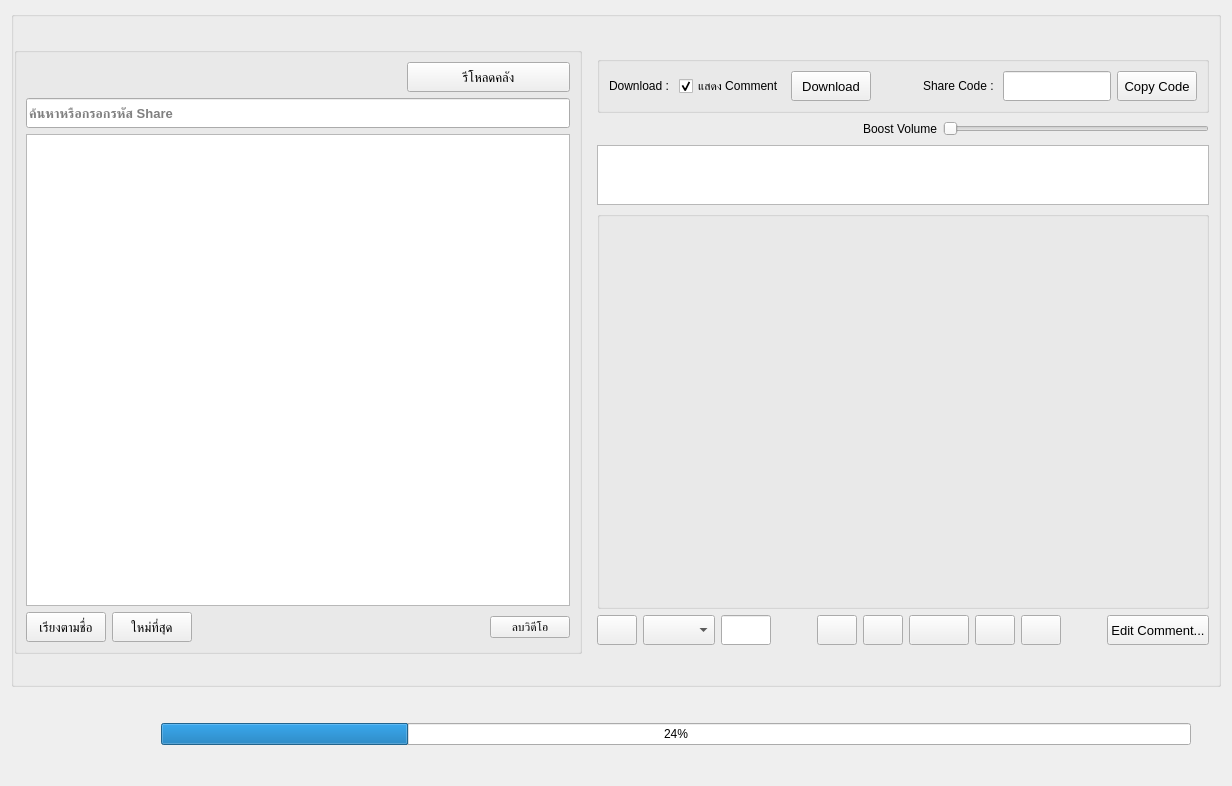
Old version of the form interface/UkoreShotPage.ui in the repository tonmaiart/UkoreShot.
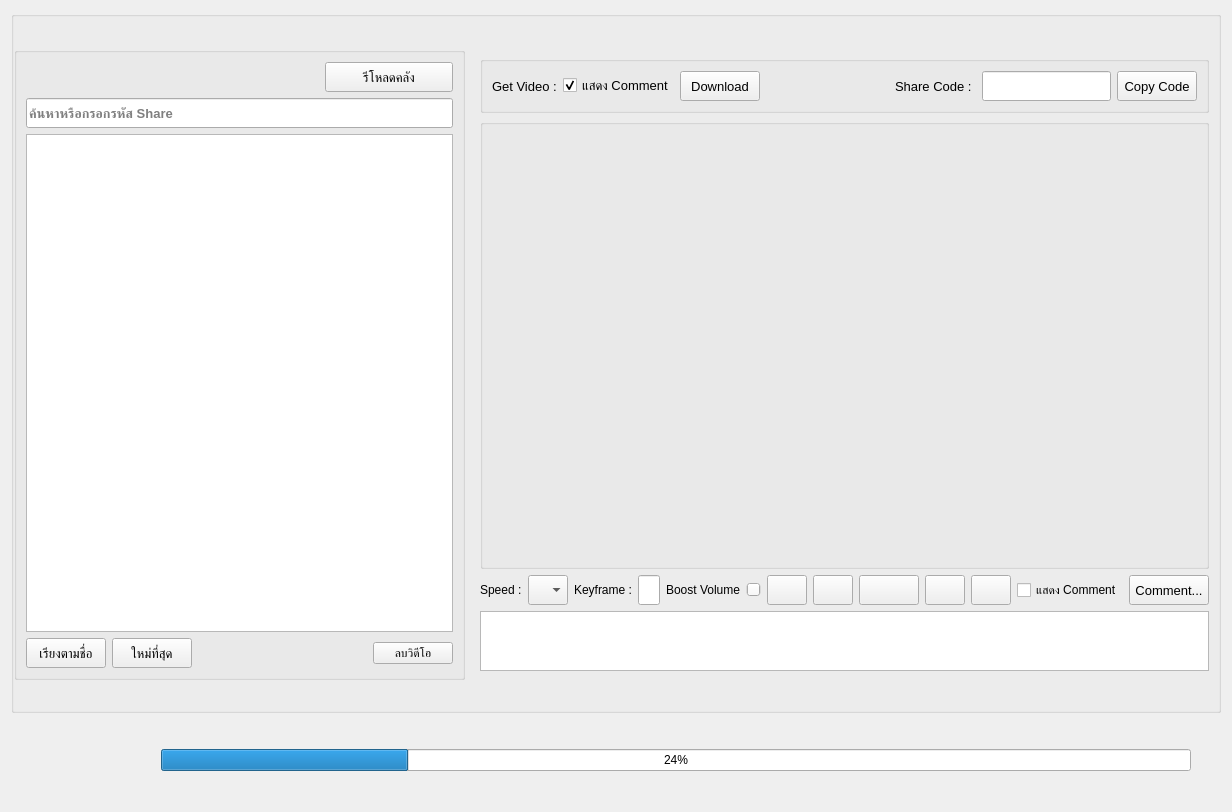
New version of the form.

```diff
--- a/interface/UkoreShotPage.ui
+++ b/interface/UkoreShotPage.ui
@@ -7,7 +7,7 @@
     <x>0</x>
     <y>0</y>
     <width>1232</width>
-    <height>786</height>
+    <height>812</height>
    </rect>
   </property>
   <property name="windowTitle">
@@ -19,7 +19,7 @@
      <property name="title">
       <string/>
      </property>
-     <layout class="QGridLayout" name="gridLayout_5">
+     <layout class="QGridLayout" name="gridLayout_5" columnstretch="2,1">
       <property name="leftMargin">
        <number>0</number>
       </property>
@@ -35,6 +35,19 @@
       <item row="0" column="1">
        <widget class="QWidget" name="widget_3" native="true">
         <layout class="QGridLayout" name="gridLayout_2">
+         <item row="2" column="0">
+          <widget class="QPlainTextEdit" name="plainTextEdit_comment">
+           <property name="maximumSize">
+            <size>
+             <width>16777215</width>
+             <height>60</height>
+            </size>
+           </property>
+           <property name="readOnly">
+            <bool>true</bool>
+           </property>
+          </widget>
+         </item>
          <item row="0" column="0">
           <widget class="QGroupBox" name="groupBox_5">
            <property name="title">
@@ -59,6 +72,11 @@
             </item>
             <item row="0" column="1">
              <widget class="QCheckBox" name="checkBox_display_comment_download">
+              <property name="font">
+               <font>
+                <pointsize>10</pointsize>
+               </font>
+              </property>
               <property name="text">
                <string>แสดง Comment</string>
               </property>
@@ -87,6 +105,11 @@
             </item>
             <item row="0" column="4">
              <widget class="QLabel" name="label_2">
+              <property name="font">
+               <font>
+                <pointsize>10</pointsize>
+               </font>
+              </property>
               <property name="text">
                <string>Share Code : </string>
               </property>
@@ -125,8 +148,13 @@
             </item>
             <item row="0" column="0">
              <widget class="QLabel" name="label_3">
+              <property name="font">
+               <font>
+                <pointsize>10</pointsize>
+               </font>
+              </property>
               <property name="text">
-               <string>Download : </string>
+               <string>Get Video :</string>
               </property>
              </widget>
             </item>
@@ -134,57 +162,7 @@
           </widget>
          </item>
          <item row="1" column="0">
-          <layout class="QHBoxLayout" name="horizontalLayout_4">
-           <item>
-            <spacer name="horizontalSpacer_7">
-             <property name="orientation">
-              <enum>Qt::Horizontal</enum>
-             </property>
-             <property name="sizeHint" stdset="0">
-              <size>
-               <width>40</width>
-               <height>20</height>
-              </size>
-             </property>
-            </spacer>
-           </item>
-           <item>
-            <widget class="QLabel" name="label">
-             <property name="text">
-              <string>Boost Volume</string>
-             </property>
-            </widget>
-           </item>
-           <item>
-            <widget class="QSlider" name="horizontalSlider_boost_volume">
-             <property name="minimum">
-              <number>100</number>
-             </property>
-             <property name="maximum">
-              <number>300</number>
-             </property>
-             <property name="orientation">
-              <enum>Qt::Horizontal</enum>
-             </property>
-            </widget>
-           </item>
-          </layout>
-         </item>
-         <item row="2" column="0">
           <layout class="QVBoxLayout" name="verticalLayout_3">
-           <item>
-            <widget class="QPlainTextEdit" name="plainTextEdit_comment">
-             <property name="maximumSize">
-              <size>
-               <width>16777215</width>
-               <height>60</height>
-              </size>
-             </property>
-             <property name="readOnly">
-              <bool>true</bool>
-             </property>
-            </widget>
-           </item>
            <item>
             <layout class="QVBoxLayout" name="verticalLayout_2" stretch="10,0">
              <item>
@@ -197,15 +175,9 @@
              <item>
               <layout class="QHBoxLayout" name="horizontalLayout_6">
                <item>
-                <widget class="QPushButton" name="pushButton_show_comment_toggle">
-                 <property name="minimumSize">
-                  <size>
-                   <width>40</width>
-                   <height>30</height>
-                  </size>
-                 </property>
+                <widget class="QLabel" name="label_4">
                  <property name="text">
-                  <string/>
+                  <string>Speed :</string>
                  </property>
                 </widget>
                </item>
@@ -219,6 +191,13 @@
                  </property>
                 </widget>
                </item>
+               <item>
+                <widget class="QLabel" name="label_5">
+                 <property name="text">
+                  <string>Keyframe :</string>
+                 </property>
+                </widget>
+               </item>
                <item>
                 <widget class="QLineEdit" name="lineEdit_keyframe">
                  <property name="minimumSize">
@@ -248,6 +227,26 @@
                  </property>
                 </spacer>
                </item>
+               <item>
+                <widget class="QLabel" name="label">
+                 <property name="text">
+                  <string>Boost Volume</string>
+                 </property>
+                </widget>
+               </item>
+               <item>
+                <widget class="QSlider" name="horizontalSlider_boost_volume">
+                 <property name="minimum">
+                  <number>100</number>
+                 </property>
+                 <property name="maximum">
+                  <number>300</number>
+                 </property>
+                 <property name="orientation">
+                  <enum>Qt::Horizontal</enum>
+                 </property>
+                </widget>
+               </item>
                <item>
                 <widget class="QPushButton" name="pushButton_previous_comment">
                  <property name="minimumSize">
@@ -313,6 +312,13 @@
                  </property>
                 </widget>
                </item>
+               <item>
+                <widget class="QCheckBox" name="checkBox_display_comment_overlay">
+                 <property name="text">
+                  <string>แสดง Comment</string>
+                 </property>
+                </widget>
+               </item>
                <item>
                 <spacer name="horizontalSpacer_5">
                  <property name="orientation">
@@ -340,7 +346,7 @@
                   </font>
                  </property>
                  <property name="text">
-                  <string>Edit Comment...</string>
+                  <string>Comment...</string>
                  </property>
                 </widget>
                </item>
@@ -447,6 +453,9 @@
            <property name="showGrid">
             <bool>false</bool>
            </property>
+           <attribute name="horizontalHeaderVisible">
+            <bool>false</bool>
+           </attribute>
            <attribute name="verticalHeaderVisible">
             <bool>false</bool>
            </attribute>
@@ -510,6 +519,13 @@
       </property>
       <item row="0" column="0">
        <widget class="QLabel" name="label_loading">
+        <property name="font">
+         <font>
+          <pointsize>10</pointsize>
+          <weight>75</weight>
+          <bold>true</bold>
+         </font>
+        </property>
         <property name="text">
          <string/>
         </property>
```
Left out of the diff: 2 changed lines with no effect on the pictures.
